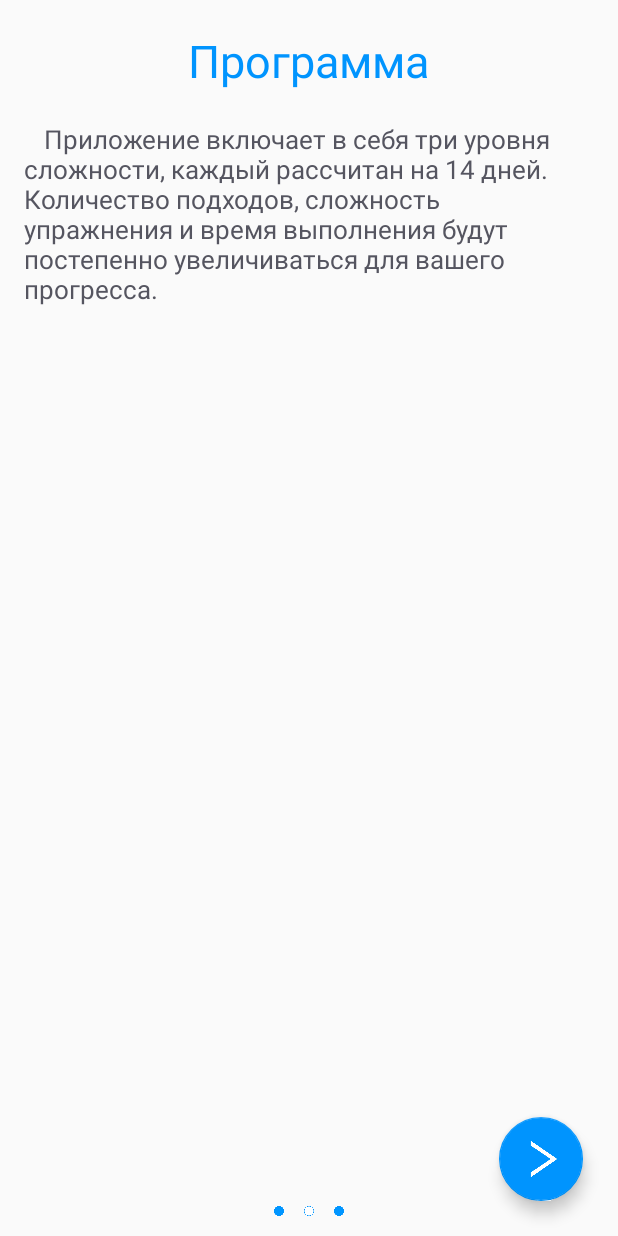
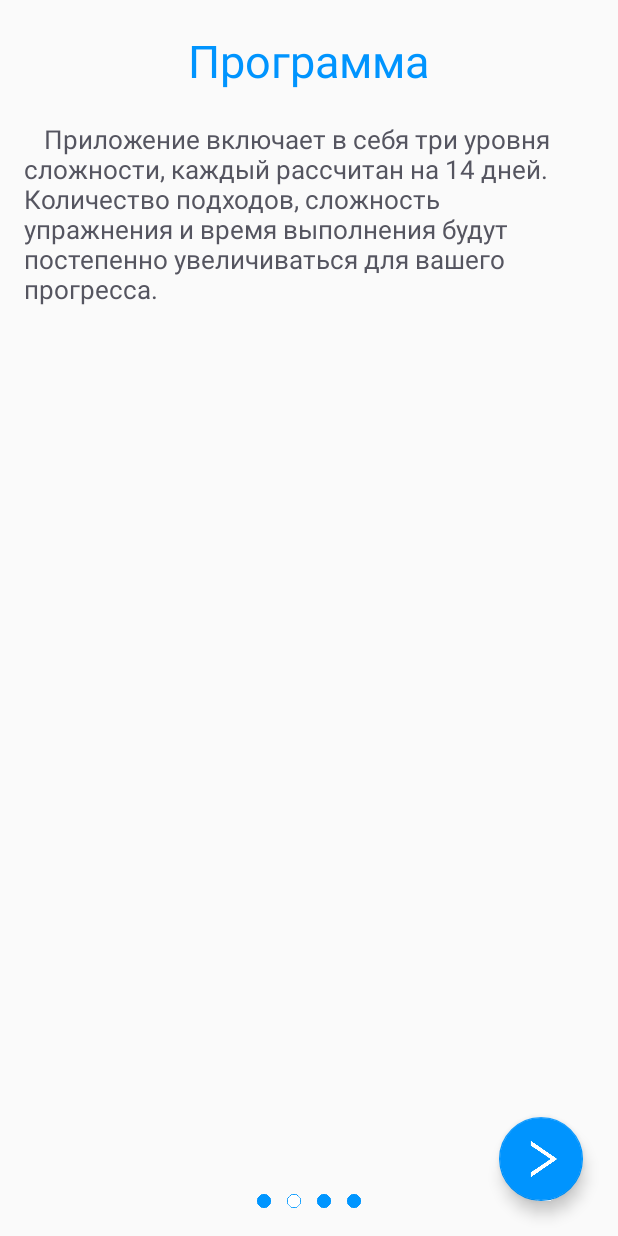
Before and after one commit to kikiyaki/StomachVacuum, an Android app: the screen it shows after launch (ScreenSlidePagerActivity), after a tap on an icon or button, on a phone screen of 412 x 824 dp. Run offline under Robolectric (Android 15) with nearby library versions, the phone set to English and light mode, and no system bars; our stand-ins replace Volley; network calls fail.

Commit message:
entry activity

```diff
--- a/app/src/main/java/com/sportsandhealth/iamkerel/stomachvacuum/Entry/ScreenSlidePageFragment.java
+++ b/app/src/main/java/com/sportsandhealth/iamkerel/stomachvacuum/Entry/ScreenSlidePageFragment.java
@@ -36,6 +36,10 @@ public class ScreenSlidePageFragment extends Fragment {
                 entryText1.setText(getString(R.string.entry_first2));
                 entryText2.setText(getString(R.string.entry_second2));
                 break;
+            case 3:
+                entryText1.setText(getString(R.string.entry_first3));
+                entryText2.setText(getString(R.string.entry_second3));
+                break;
         }
 
         return rootView;
--- a/app/src/main/java/com/sportsandhealth/iamkerel/stomachvacuum/Entry/ScreenSlidePagerActivity.java
+++ b/app/src/main/java/com/sportsandhealth/iamkerel/stomachvacuum/Entry/ScreenSlidePagerActivity.java
@@ -2,6 +2,7 @@ package com.sportsandhealth.iamkerel.stomachvacuum.Entry;
 
 import android.content.Intent;
 import android.os.Bundle;
+import android.util.Log;
 import android.view.View;
 import android.widget.ImageView;
 import android.widget.TextView;
@@ -27,7 +28,7 @@ public class ScreenSlidePagerActivity extends FragmentActivity {
     /**
      * The number of pages (wizard steps) to show in this demo.
      */
-    private static final int NUM_PAGES = 3;
+    private static final int NUM_PAGES = 4;
 
     /**
      * The pager widget, which handles animation and allows swiping horizontally to access previous
@@ -43,6 +44,7 @@ public class ScreenSlidePagerActivity extends FragmentActivity {
     ImageView dot0;
     ImageView dot1;
     ImageView dot2;
+    ImageView dot3;
 
     FloatingActionButton fab;
 
@@ -60,6 +62,7 @@ public class ScreenSlidePagerActivity extends FragmentActivity {
         dot0 = findViewById(R.id.dot0);
         dot1 = findViewById(R.id.dot1);
         dot2 = findViewById(R.id.dot2);
+        dot3 = findViewById(R.id.dot3);
 
         fab = findViewById(R.id.fab);
         fab.setOnClickListener(new View.OnClickListener() {
@@ -121,21 +124,30 @@ public class ScreenSlidePagerActivity extends FragmentActivity {
         public void onPageSelected(int i) {
             switch (i) {
                 case 0:
-                dot0.setImageResource(R.drawable.dot1);
-                dot1.setImageResource(R.drawable.dot0);
-                dot2.setImageResource(R.drawable.dot0);
-                break;
+                    dot0.setImageResource(R.drawable.dot1);
+                    dot1.setImageResource(R.drawable.dot0);
+                    dot2.setImageResource(R.drawable.dot0);
+                    dot3.setImageResource(R.drawable.dot0);
+                    break;
 
                 case 1:
                     dot0.setImageResource(R.drawable.dot0);
                     dot1.setImageResource(R.drawable.dot1);
                     dot2.setImageResource(R.drawable.dot0);
+                    dot3.setImageResource(R.drawable.dot0);
                     break;
 
                 case 2:
                     dot0.setImageResource(R.drawable.dot0);
                     dot1.setImageResource(R.drawable.dot0);
                     dot2.setImageResource(R.drawable.dot1);
+                    dot3.setImageResource(R.drawable.dot0);
+                    break;
+                case 3:
+                    dot0.setImageResource(R.drawable.dot0);
+                    dot1.setImageResource(R.drawable.dot0);
+                    dot2.setImageResource(R.drawable.dot0);
+                    dot3.setImageResource(R.drawable.dot1);
                     break;
             }
         }
--- a/app/src/main/res/layout/activity_screen_slide.xml
+++ b/app/src/main/res/layout/activity_screen_slide.xml
@@ -12,35 +12,41 @@
 
     </androidx.viewpager.widget.ViewPager>
 
+    <LinearLayout
+        android:orientation="horizontal"
+        android:layout_width="wrap_content"
+        android:layout_height="wrap_content"
+        android:layout_centerHorizontal="true"
+        android:layout_alignParentBottom="true"
+        android:paddingBottom="20px">
+
+
+        <ImageView
+            android:id="@+id/dot0"
+            android:layout_width="20dp"
+            android:layout_height="20dp"
+            android:paddingHorizontal="5dp"
+            android:src="@drawable/dot1"/>
         <ImageView
             android:id="@+id/dot1"
             android:layout_width="20dp"
             android:layout_height="20dp"
-        android:layout_alignParentBottom="true"
-        android:paddingBottom="20px"
             android:paddingHorizontal="5dp"
-        android:layout_centerHorizontal="true"
             android:src="@drawable/dot0"/>
         <ImageView
-        android:id="@+id/dot0"
-        android:layout_toLeftOf="@id/dot1"
+            android:id="@+id/dot2"
             android:layout_width="20dp"
             android:layout_height="20dp"
-        android:layout_alignParentBottom="true"
-        android:paddingBottom="20px"
             android:paddingHorizontal="5dp"
-        android:layout_centerHorizontal="true"
-        android:src="@drawable/dot1"/>
+            android:src="@drawable/dot0"/>
         <ImageView
-        android:id="@+id/dot2"
-        android:layout_toRightOf="@id/dot1"
+            android:id="@+id/dot3"
             android:layout_width="20dp"
             android:layout_height="20dp"
-        android:layout_alignParentBottom="true"
-        android:paddingBottom="20px"
             android:paddingHorizontal="5dp"
-        android:layout_centerHorizontal="true"
             android:src="@drawable/dot0"/>
+
+    </LinearLayout>
 
     <com.google.android.material.floatingactionbutton.FloatingActionButton
         android:id="@+id/fab"
--- a/app/src/main/res/values/strings.xml
+++ b/app/src/main/res/values/strings.xml
@@ -22,6 +22,11 @@
     \n\t• Шесть месяцев после операций в брюшине и тазовой области
     \n\t• Менструация и беременность
     \n\t• Полный желудок. Упражнение нужно выполнять минимум через 3 часа после еды </string>
+
+    <string name="entry_first3">Промокоды</string>
+    <string name="entry_second3">\tВы можете полностью отключить рекламу,
+        пригласив друга в приложение с помощью промокода. Свой промокод можно найти в настройках.</string>
+
     <string name="title_activity_main2">Main2Activity</string>
 
     <!-- Program selection activity -->
```
Lines whose indentation alone changed are shown as unchanged.
